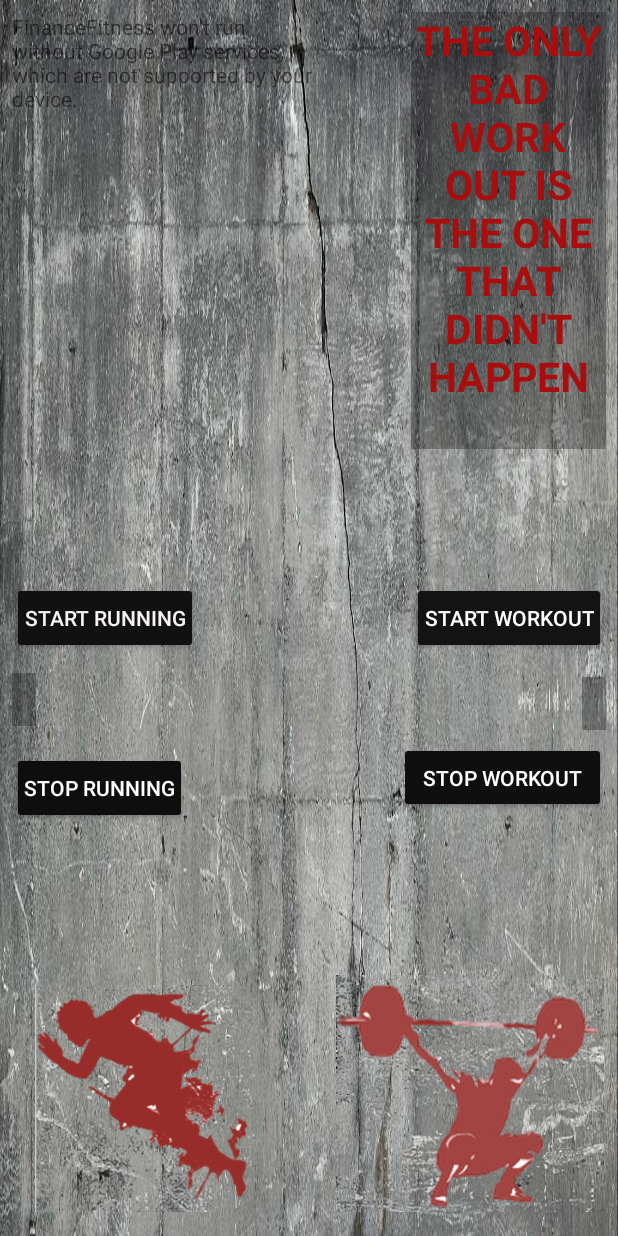
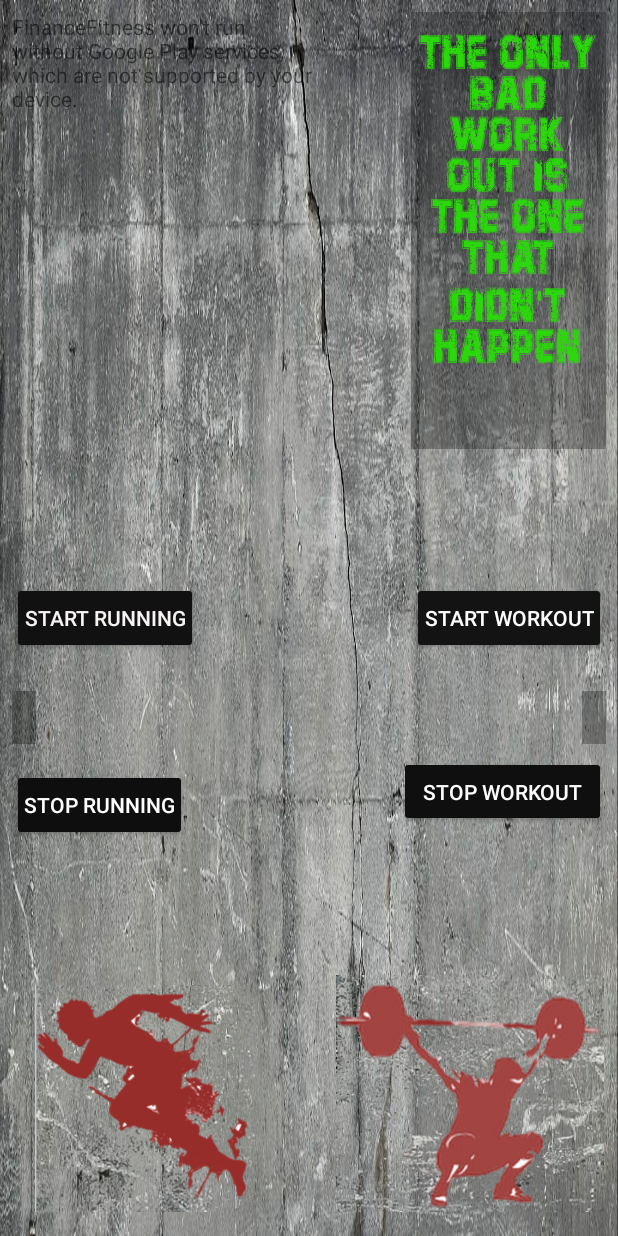
Before and after one commit to wedunsto/FinanceFitness, an Android app: the screen it shows after launch (MainActivity), on a phone screen of 412 x 824 dp. Run offline under Robolectric (Android 15) with nearby library versions, the phone set to English and light mode, and no system bars; libraries missing offline, so code that uses them is left out: com.google.maps.android.

Commit message:
Added unique notification icons and font

```diff
--- a/app/src/main/res/layout/activity_main.xml
+++ b/app/src/main/res/layout/activity_main.xml
@@ -124,7 +124,7 @@
         app:layout_constraintHorizontal_bias="0.0"
         app:layout_constraintStart_toStartOf="parent"
         app:layout_constraintTop_toTopOf="parent"
-        app:layout_constraintVertical_bias="0.57" />
+        app:layout_constraintVertical_bias="0.586" />
 
     <TextView
         android:id="@+id/workOutTime"
@@ -144,7 +144,7 @@
         app:layout_constraintHorizontal_bias="1.0"
         app:layout_constraintStart_toStartOf="parent"
         app:layout_constraintTop_toTopOf="parent"
-        app:layout_constraintVertical_bias="0.574" />
+        app:layout_constraintVertical_bias="0.586" />
 
     <TextView
         android:id="@+id/fundsGenerated"
@@ -194,7 +194,7 @@
         app:srcCompat="@drawable/lifting" />
 
     <TextView
-        android:id="@+id/textView"
+        android:id="@+id/workOutQuote"
         android:layout_width="130dp"
         android:layout_height="291dp"
         android:layout_marginStart="8dp"
@@ -202,13 +202,13 @@
         android:layout_marginEnd="8dp"
         android:layout_marginBottom="8dp"
         android:background="#4F111111"
+        android:fontFamily="@font/workout"
         android:text="The only bad work out is the one that didn't happen"
         android:textAlignment="center"
         android:textAllCaps="true"
-        android:textColor="#A80E0E"
+        android:textColor="#2BD80C"
         android:textColorHighlight="#E91E63"
         android:textSize="27dp"
-        android:textStyle="bold"
         app:layout_constraintBottom_toTopOf="@+id/startWorkOut"
         app:layout_constraintEnd_toEndOf="parent"
         app:layout_constraintHorizontal_bias="1.0"
```
Also changed, not shown: app/src/main/java/com/example/financefitness/MainActivity.java (+11 -9 lines), app/src/main/res/drawable-hdpi/lift.png (added), app/src/main/res/drawable-hdpi/run.png (added), app/src/main/res/drawable-mdpi/lift.png (added), app/src/main/res/drawable-mdpi/run.png (added), app/src/main/res/drawable-xhdpi/lift.png (added), app/src/main/res/drawable-xhdpi/run.png (added), app/src/main/res/drawable-xxhdpi/lift.png (added), app/src/main/res/drawable-xxhdpi/run.png (added), app/src/main/res/drawable-xxxhdpi/lift.png (added), app/src/main/res/drawable-xxxhdpi/run.png (added), app/src/main/res/font/workout.ttf (added).
